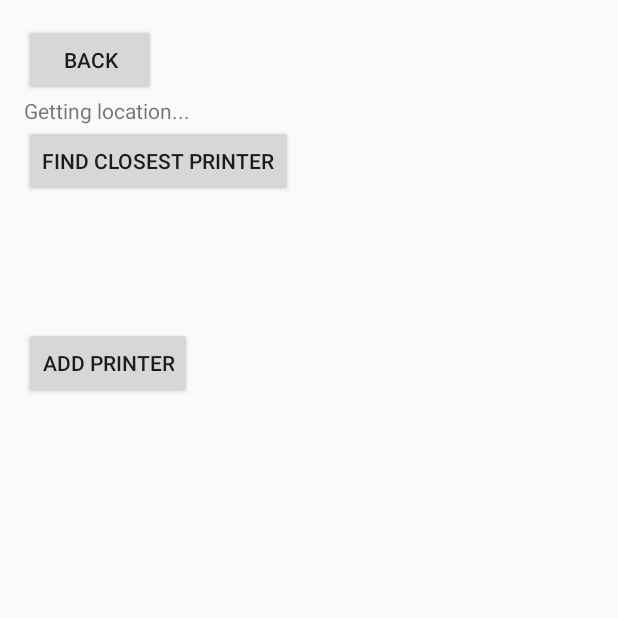
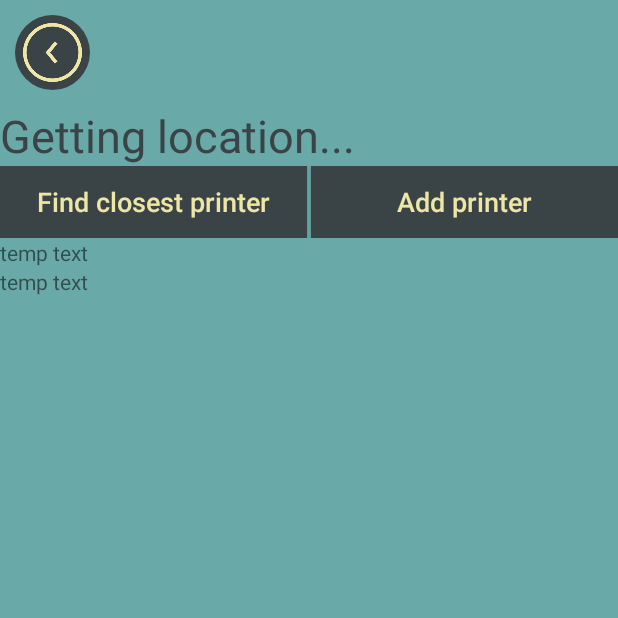
Before and after one commit to qdozaq/Uncover, an Android app: the Print screen opened directly, with no data from a screen before it, on a phone screen of 412 x 824 dp, the top half of it. Run offline under Robolectric (Android 15) with nearby library versions, the phone set to English and light mode, and no system bars.

```diff
--- /dev/null
+++ b/app/src/main/res/drawable/backButton.xml
@@ -0,0 +1,15 @@
+<?xml version="1.0" encoding="utf-8"?>
+<selector xmlns:android="http://schemas.android.com/apk/res/android" >
+    <item >
+        <shape android:shape="rectangle"  >
+            <corners android:radius="30dp" />
+            <solid android:color="@color/colorPrimaryDark" />
+        </shape>
+    </item>
+    <item android:state_pressed="true">
+        <shape android:shape="rectangle"  >
+            <corners android:radius="30dp" />
+            <solid android:color="@color/colorAccent" />
+        </shape>
+    </item>
+</selector>
--- a/app/src/main/res/layout/activity_main.xml
+++ b/app/src/main/res/layout/activity_main.xml
@@ -19,26 +19,27 @@
             android:text="uncover"
             android:textAlignment="center"
             android:textColor="@color/colorPrimaryDark"
-            android:textSize="60dp"
+            android:textSize="70dp"
             android:textStyle="bold"
-            android:layout_marginBottom="-15dp"
+            android:layout_marginBottom="-20dp"
+            android:layout_marginTop="-40dp"
             />
 
         <Button
             android:id="@+id/holla"
-            style="@style/button"
+            style="@style/main_page_buttons"
             android:text="Holla"
             android:onClick="toHolla"/>
 
         <Button
             android:id="@+id/print"
-            style="@style/button"
+            style="@style/main_page_buttons"
             android:text="Print"
             android:onClick="toPrint"/>
 
         <Button
             android:id="@+id/food"
-            style="@style/button"
+            style="@style/main_page_buttons"
             android:text="Food"
             android:onClick="toFood"/>
     </LinearLayout>
--- a/app/src/main/res/layout/activity_print.xml
+++ b/app/src/main/res/layout/activity_print.xml
@@ -4,34 +4,54 @@
     android:id="@+id/activity_print"
     android:layout_width="match_parent"
     android:layout_height="match_parent"
-    android:paddingBottom="@dimen/activity_vertical_margin"
-    android:paddingLeft="@dimen/activity_horizontal_margin"
-    android:paddingRight="@dimen/activity_horizontal_margin"
-    android:paddingTop="@dimen/activity_vertical_margin"
     android:orientation="vertical"
+    android:background="@color/colorPrimary"
     tools:context="com.example.doza.uncover.Print">
-    <Button
-        android:layout_width="wrap_content"
-        android:layout_height="wrap_content"
-        android:text="back"
+
+    <ImageButton
+        android:layout_margin="10dp"
+        android:layout_width="50dp"
+        android:layout_height="50dp"
+        android:padding="5dp"
+        android:scaleType="fitCenter"
+        android:src="@drawable/back"
+        android:tint="@color/colorAccent"
+        android:background="@drawable/backButton"
         android:onClick="toMain"/>
+
     <TextView
         android:layout_width="wrap_content"
         android:layout_height="wrap_content"
+        android:textColor="@color/colorPrimaryDark"
+        android:textSize="30sp"
         android:text="Getting location..."
         android:id="@+id/status"/>
-    <Button
-        android:layout_width="wrap_content"
+    <LinearLayout
+        android:layout_width="match_parent"
         android:layout_height="wrap_content"
-        android:text="Find closest printer"
-        android:onClick="findPrint"/>
+        android:orientation="horizontal">
+        <Button
+            style="@style/printer_buttons"
+            android:layout_marginRight="1dp"
+            android:text="Find closest printer"
+            android:onClick="findPrint"/>
+        <Button
+            style="@style/printer_buttons"
+            android:layout_marginLeft="1dp"
+            android:id="@+id/addPrinter"
+            android:text="Add printer"
+            />
+    </LinearLayout>
+
     <TextView
         android:layout_width="wrap_content"
         android:layout_height="wrap_content"
+        android:text="temp text"
         android:id="@+id/printer"/>
     <TextView
         android:layout_width="wrap_content"
         android:layout_height="wrap_content"
+        android:text="temp text"
         android:id="@+id/note"/>
     <Button
         android:layout_width="wrap_content"
@@ -40,10 +60,5 @@
         android:text="Find this printer"
         android:id="@+id/navTo"
         android:onClick="navTo"/>
-    <Button
-        android:id="@+id/addPrinter"
-        android:text="Add printer"
-        android:layout_width="wrap_content"
-        android:layout_height="wrap_content" />
 
 </LinearLayout>
--- a/app/src/main/res/values/styles.xml
+++ b/app/src/main/res/values/styles.xml
@@ -11,14 +11,26 @@
     </style>
 
     <style name="button">
-        <item name="android:background">#3a4447</item>
-        <item name="android:textColor">#ede6a4</item>
+        <item name="android:background">@color/colorPrimaryDark</item>
+        <item name="android:textColor">@color/colorAccent</item>
+        <item name="android:textAllCaps">false</item>
+    </style>
+
+    <style name="main_page_buttons" parent="button">
         <item name="android:textSize">30sp</item>
         <item name="android:layout_width">250dp</item>
         <item name="android:layout_height">80dp</item>
         <item name="android:layout_gravity">center</item>
         <item name="android:layout_marginTop">40dp</item>
-        <item name="android:textAllCaps">false</item>
     </style>
 
+    <style name="printer_buttons" parent="button">
+        <item name="android:layout_weight">.5</item>
+        <item name="android:textSize">18dp</item>
+        <item name="android:layout_height">wrap_content</item>
+        <item name="android:layout_width">0dp</item>
+
+    </style>
+
+
 </resources>
```
Also changed, not shown: app/src/main/res/drawable/back.png (added).
